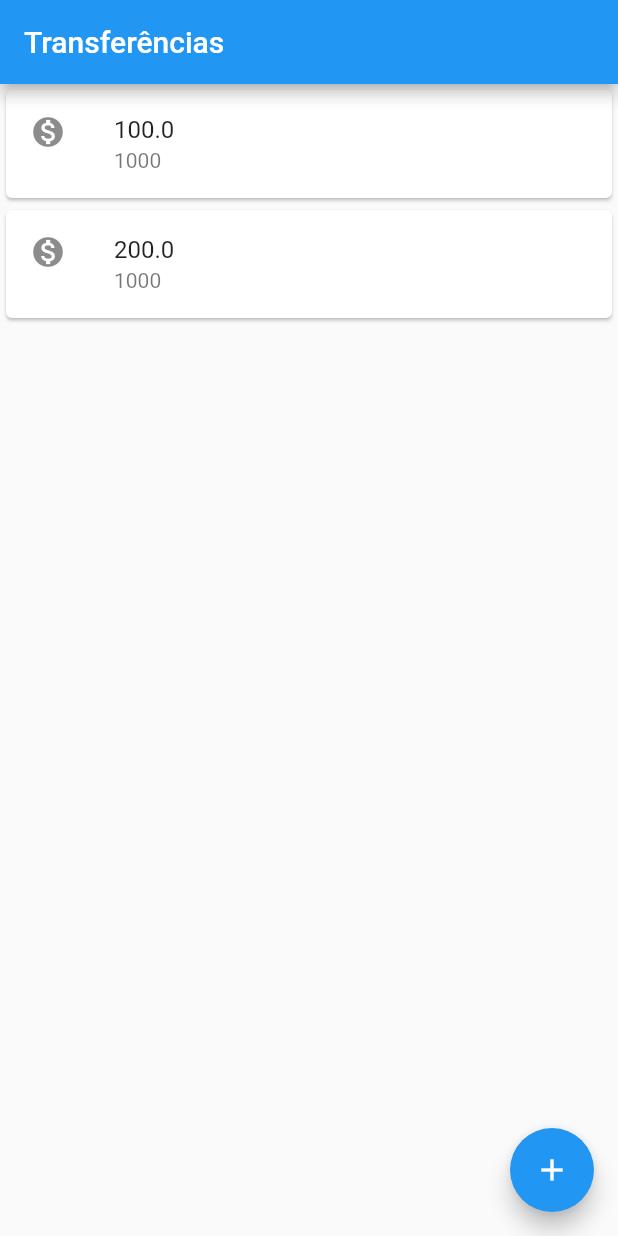
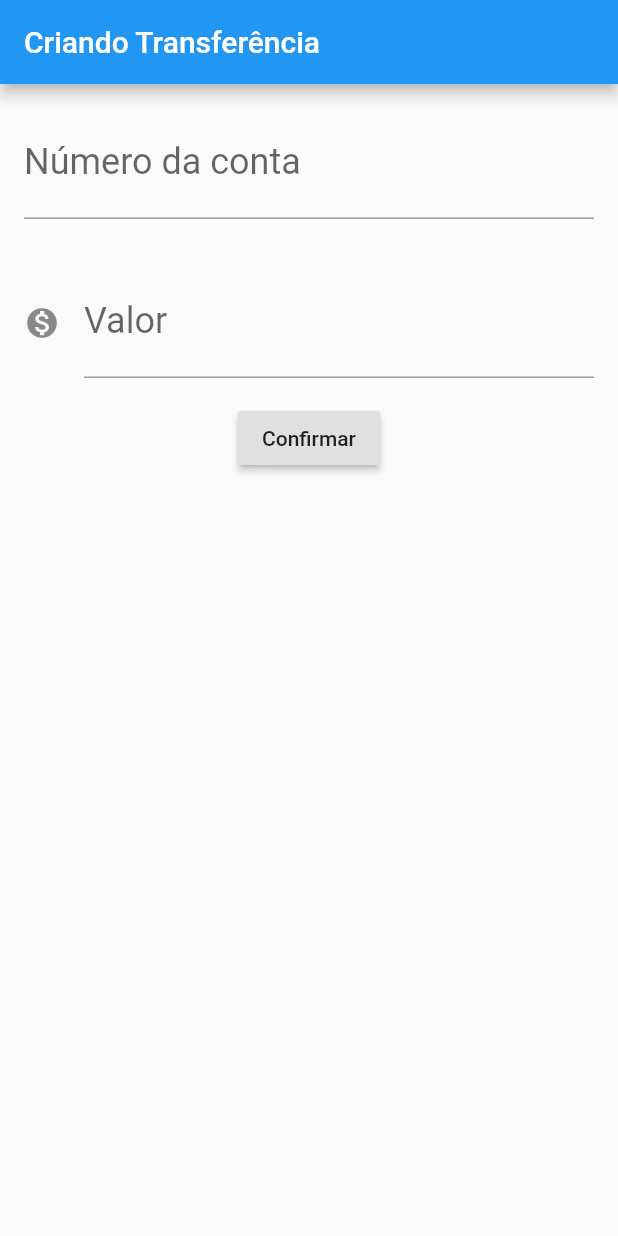
Before and after one commit to mprandot/bytebank, a Flutter app: the screen it shows after launch, on a phone screen of 412 x 824 dp. Run offline on Flutter 3.47's test engine with Material 2 defaults, Android fonts, the phone set to English and light mode, and no system bars.

Commit message:
Modularizando arquivos
Ninguém merece trabalhar em um só
¯\_(ツ)_/¯

```diff
--- /dev/null
+++ b/lib/FormularioTransferencia.dart
@@ -0,0 +1,36 @@
+import 'package:flutter/material.dart';
+import './Transferencia.dart';
+import './Input.dart';
+
+class FormularioTransferencia extends StatelessWidget {
+  final TextEditingController _controladorCampoNumeroConta = TextEditingController();
+  final TextEditingController _controladorCampoValor = TextEditingController();
+
+  void _criaTransferencia () {
+    debugPrint('clicou no confirmar');
+    final int numeroConta = int.tryParse(_controladorCampoNumeroConta.text);
+    final double valor = double.tryParse(_controladorCampoValor.text);
+    if (numeroConta != null && valor != null) {
+      final transferenciaCriada = Transferencia(valor, numeroConta);
+      debugPrint('$transferenciaCriada');
+    }
+  }
+
+  @override
+  Widget build(BuildContext context) {
+    return Scaffold(
+        appBar: AppBar(
+          title: Text('Criando Transferência'),
+        ),
+        body: Column(
+          children: <Widget>[
+            Input(controlador: _controladorCampoNumeroConta, dica: '0000', rotulo: 'Número da conta'),
+            Input(controlador: _controladorCampoNumeroConta, dica: '0.00', rotulo: 'Valor', icone: Icons.monetization_on),
+            RaisedButton(
+              child: Text('Confirmar'),
+              onPressed: () => _criaTransferencia(),
+            )
+          ],
+        ));
+  }
+}
--- /dev/null
+++ b/lib/Input.dart
@@ -0,0 +1,28 @@
+import 'package:flutter/material.dart';
+
+class Input extends StatelessWidget {
+  final TextEditingController controlador;
+  final String rotulo;
+  final String dica;
+  final IconData icone;
+
+  Input({ this.controlador, this.rotulo, this.dica, this.icone });
+
+  @override
+  Widget build(BuildContext context) {
+    return (
+        Padding(
+          padding: const EdgeInsets.all(16.0),
+          child: TextField(
+            controller: controlador,
+            style: TextStyle(fontSize: 24.0),
+            decoration: InputDecoration(
+                icon: (icone != null ? Icon(icone) : null),
+                labelText: rotulo,
+                hintText: dica),
+            keyboardType: TextInputType.number,
+          ),
+        )
+    );
+  }
+}
--- /dev/null
+++ b/lib/Transferencia.dart
@@ -0,0 +1,11 @@
+class Transferencia {
+  final double valor;
+  final int numeroConta;
+
+  Transferencia(this.valor, this.numeroConta);
+
+  @override
+  String toString() {
+    return 'Transferencia{valor: $valor, numeroConta: $numeroConta}';
+  }
+}
--- a/lib/main.dart
+++ b/lib/main.dart
@@ -1,34 +1,16 @@
 import 'package:flutter/material.dart';
+import './Transferencia.dart';
+import './FormularioTransferencia.dart';
 
+void main() => runApp(BytebankApp());
 
-void main() => runApp(
-  MaterialApp(home: Scaffold(
-    appBar: AppBar(
-      title: Text('Transferências'),
-    ),
-    body: Column(
-      children: <Widget>[
-        Card(
-          child: ListTile(
-            leading: Icon(Icons.monetization_on),
-            title: Text('100.0'),
-            subtitle: Text('1000'),
-          ),
-        ),
-        Card(
-          child: ListTile(
-            leading: Icon(Icons.monetization_on),
-            title: Text('200.0'),
-            subtitle: Text('1000'),
-          ),
-        ),
-      ],
-    ),
-    floatingActionButton: FloatingActionButton(
-      onPressed: () {
-        AlertDialog(content: Text('Oi', textDirection: TextDirection.ltr));
-      },
-      child: Icon(Icons.add),
-    ),
-  )),
-);
+class BytebankApp extends StatelessWidget {
+  @override
+  Widget build(BuildContext context) {
+    return MaterialApp(
+      home: Scaffold(
+        body: FormularioTransferencia(),
+      ),
+    );
+  }
+}
```
Also changed, not shown: lib/ItemTransferencia.dart (added, +18 -0 lines), lib/ListaTransferencia.dart (added, +24 -0 lines).
